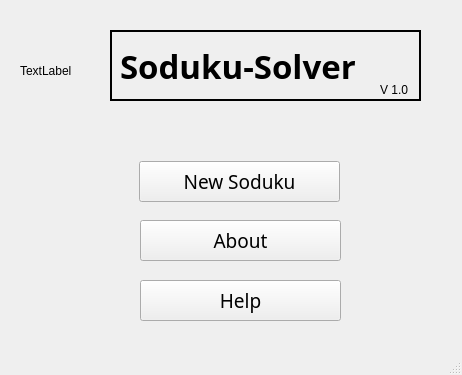
Old version of the form qt project/soduku-solver/mainwindow.ui in the repository girishkuniyal/Soduku-solver.
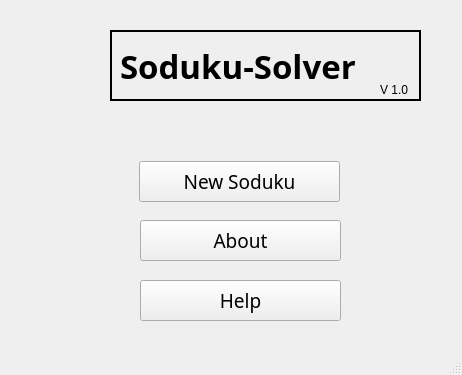
New version of the form. Icons and pictures are not drawn.

```diff
--- a/qt project/soduku-solver/mainwindow.ui
+++ b/qt project/soduku-solver/mainwindow.ui
@@ -86,16 +86,16 @@
     <property name="geometry">
      <rect>
       <x>20</x>
-      <y>40</y>
+      <y>30</y>
       <width>81</width>
-      <height>61</height>
+      <height>71</height>
      </rect>
     </property>
     <property name="styleSheet">
      <string notr="true">image: url(:/new/prefix1/brain.png);</string>
     </property>
     <property name="text">
-     <string>TextLabel</string>
+     <string/>
     </property>
    </widget>
    <widget class="QPushButton" name="pushButton">
```
